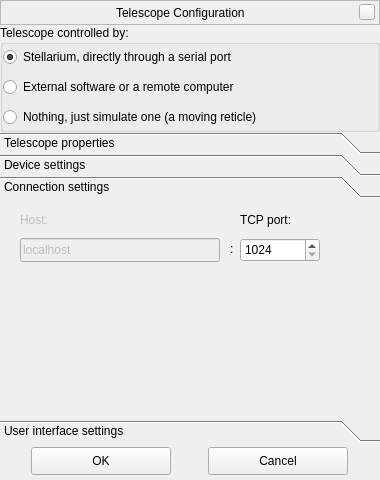
Qt form plugins/TelescopeControl/src/gui/telescopeConfigurationDialog.ui (519984307/stellarium_src) before a commit.
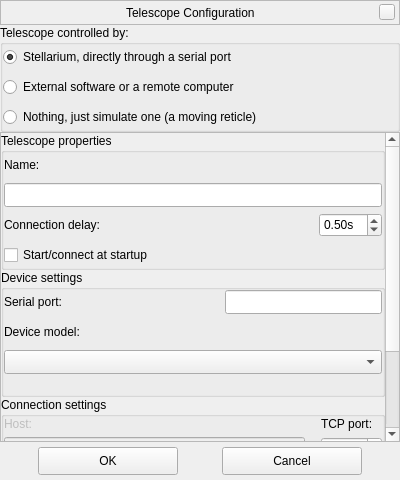
The same form after that commit. The open tabs and pages were chosen to show the change. Custom widgets are drawn as their Qt base class.

Commit message: TelescopeControl: removed custom stylesheet, tweaked GUI

Patch:
```diff
--- a/plugins/TelescopeControl/src/gui/telescopeConfigurationDialog.ui
+++ b/plugins/TelescopeControl/src/gui/telescopeConfigurationDialog.ui
@@ -9,7 +9,7 @@
    <rect>
     <x>0</x>
     <y>0</y>
-    <width>380</width>
+    <width>400</width>
     <height>480</height>
    </rect>
   </property>
@@ -21,7 +21,7 @@
   </property>
   <property name="minimumSize">
    <size>
-    <width>380</width>
+    <width>400</width>
     <height>480</height>
    </size>
   </property>
@@ -220,34 +220,33 @@
     </widget>
    </item>
    <item>
-    <widget class="QToolBox" name="toolBoxSettings">
-     <property name="sizePolicy">
-      <sizepolicy hsizetype="Expanding" vsizetype="Expanding">
-       <horstretch>0</horstretch>
-       <verstretch>0</verstretch>
-      </sizepolicy>
+    <widget class="QScrollArea" name="scrollArea">
+     <property name="widgetResizable">
+      <bool>true</bool>
      </property>
-     <property name="currentIndex">
+     <widget class="QWidget" name="scrollAreaWidgetContents">
+      <property name="geometry">
+       <rect>
+        <x>0</x>
+        <y>-112</y>
+        <width>382</width>
+        <height>425</height>
+       </rect>
+      </property>
+      <layout class="QVBoxLayout" name="verticalLayoutScrollArea">
+       <property name="spacing">
       <number>0</number>
      </property>
-     <property name="tabSpacing">
+       <property name="margin">
       <number>0</number>
      </property>
-     <widget class="QWidget" name="pageTelescopeProperties">
-      <attribute name="label">
+       <item>
+        <widget class="QGroupBox" name="groupBoxTelescopeProperties">
+         <property name="title">
        <string>Telescope properties</string>
-      </attribute>
-      <layout class="QVBoxLayout" name="verticalLayout_4">
-       <property name="leftMargin">
-        <number>10</number>
-       </property>
-       <property name="topMargin">
-        <number>0</number>
-       </property>
-       <property name="rightMargin">
-        <number>10</number>
-       </property>
-       <property name="bottomMargin">
+         </property>
+         <layout class="QVBoxLayout" name="verticalLayoutTelescope">
+          <property name="margin">
         <number>0</number>
        </property>
        <item>
@@ -365,57 +364,20 @@
          </property>
         </widget>
        </item>
-       <item>
-        <spacer name="verticalSpacer">
-         <property name="orientation">
-          <enum>Qt::Vertical</enum>
-         </property>
-         <property name="sizeHint" stdset="0">
-          <size>
-           <width>20</width>
-           <height>40</height>
-          </size>
-         </property>
-        </spacer>
-       </item>
-      </layout>
-     </widget>
-     <widget class="QWidget" name="pageDeviceSettings">
-      <property name="geometry">
-       <rect>
-        <x>0</x>
-        <y>0</y>
-        <width>380</width>
-        <height>215</height>
-       </rect>
-      </property>
-      <property name="sizePolicy">
-       <sizepolicy hsizetype="Expanding" vsizetype="Minimum">
-        <horstretch>0</horstretch>
-        <verstretch>0</verstretch>
-       </sizepolicy>
-      </property>
-      <attribute name="label">
+         </layout>
+        </widget>
+       </item>
+       <item>
+        <widget class="QGroupBox" name="groupBoxDeviceSettings">
+         <property name="title">
        <string>Device settings</string>
-      </attribute>
-      <layout class="QVBoxLayout" name="verticalLayout_3">
-       <property name="spacing">
-        <number>6</number>
-       </property>
-       <property name="leftMargin">
-        <number>10</number>
-       </property>
-       <property name="topMargin">
-        <number>6</number>
-       </property>
-       <property name="rightMargin">
-        <number>10</number>
-       </property>
-       <property name="bottomMargin">
+         </property>
+         <layout class="QVBoxLayout" name="verticalLayoutDevice">
+          <property name="margin">
         <number>0</number>
        </property>
        <item>
-        <layout class="QHBoxLayout" name="horizontalLayout_3">
+           <layout class="QHBoxLayout" name="horizontalLayoutSerialPort">
          <item>
           <widget class="QLabel" name="labelSerialPort">
            <property name="sizePolicy">
@@ -531,68 +493,31 @@
        </item>
       </layout>
      </widget>
-     <widget class="QWidget" name="pageConnectionSettings">
-      <property name="geometry">
-       <rect>
-        <x>0</x>
-        <y>0</y>
-        <width>380</width>
-        <height>215</height>
-       </rect>
-      </property>
-      <property name="sizePolicy">
-       <sizepolicy hsizetype="Expanding" vsizetype="Minimum">
-        <horstretch>0</horstretch>
-        <verstretch>0</verstretch>
-       </sizepolicy>
-      </property>
-      <attribute name="label">
+       </item>
+       <item>
+        <widget class="QGroupBox" name="groupBoxConnectionSettings">
+         <property name="title">
        <string>Connection settings</string>
-      </attribute>
-      <widget class="QLabel" name="labelTCPPort">
-       <property name="enabled">
-        <bool>true</bool>
-       </property>
-       <property name="geometry">
-        <rect>
-         <x>240</x>
-         <y>10</y>
-         <width>80</width>
-         <height>24</height>
-        </rect>
-       </property>
-       <property name="text">
-        <string>TCP port:</string>
-       </property>
-      </widget>
+         </property>
+         <layout class="QGridLayout" name="gridLayout">
+          <property name="margin">
+           <number>0</number>
+          </property>
+          <item row="0" column="0">
       <widget class="QLabel" name="labelHost">
        <property name="enabled">
         <bool>false</bool>
        </property>
-       <property name="geometry">
-        <rect>
-         <x>20</x>
-         <y>10</y>
-         <width>210</width>
-         <height>24</height>
-        </rect>
-       </property>
        <property name="text">
         <string>Host:</string>
        </property>
       </widget>
+          </item>
+          <item row="1" column="0">
       <widget class="QLineEdit" name="lineEditHostName">
        <property name="enabled">
         <bool>false</bool>
        </property>
-       <property name="geometry">
-        <rect>
-         <x>20</x>
-         <y>40</y>
-         <width>200</width>
-         <height>24</height>
-        </rect>
-       </property>
        <property name="toolTip">
         <string>Host name or IPv4 address of the machine that hosts the telescope server</string>
        </property>
@@ -603,28 +528,16 @@
         <number>255</number>
        </property>
       </widget>
+          </item>
+          <item row="1" column="1">
       <widget class="QLabel" name="labelColon">
-       <property name="geometry">
-        <rect>
-         <x>230</x>
-         <y>40</y>
-         <width>16</width>
-         <height>21</height>
-        </rect>
-       </property>
        <property name="text">
         <string notr="true">:</string>
        </property>
       </widget>
+          </item>
+          <item row="1" column="2">
       <widget class="QSpinBox" name="spinBoxTCPPort">
-       <property name="geometry">
-        <rect>
-         <x>240</x>
-         <y>40</y>
-         <width>80</width>
-         <height>24</height>
-        </rect>
-       </property>
        <property name="sizePolicy">
         <sizepolicy hsizetype="Preferred" vsizetype="Fixed">
          <horstretch>0</horstretch>
@@ -638,60 +551,30 @@
         <number>65535</number>
        </property>
       </widget>
-     </widget>
-     <widget class="QWidget" name="pageInterfaceSettings">
-      <property name="geometry">
-       <rect>
-        <x>0</x>
-        <y>0</y>
-        <width>380</width>
-        <height>215</height>
-       </rect>
-      </property>
-      <property name="sizePolicy">
-       <sizepolicy hsizetype="Expanding" vsizetype="Minimum">
-        <horstretch>0</horstretch>
-        <verstretch>0</verstretch>
-       </sizepolicy>
-      </property>
-      <attribute name="label">
+          </item>
+          <item row="0" column="2">
+           <widget class="QLabel" name="labelTCPPort">
+            <property name="enabled">
+             <bool>true</bool>
+            </property>
+            <property name="text">
+             <string>TCP port:</string>
+            </property>
+           </widget>
+          </item>
+         </layout>
+        </widget>
+       </item>
+       <item>
+        <widget class="QGroupBox" name="groupBoxUserInterface">
+         <property name="title">
        <string>User interface settings</string>
-      </attribute>
-      <widget class="QLineEdit" name="lineEditCircleList">
-       <property name="enabled">
-        <bool>false</bool>
-       </property>
-       <property name="geometry">
-        <rect>
-         <x>20</x>
-         <y>70</y>
-         <width>300</width>
-         <height>24</height>
-        </rect>
-       </property>
-       <property name="toolTip">
-        <string>Up to ten decimal values in degrees of arc, separated with commas</string>
-       </property>
-       <property name="text">
-        <string/>
-       </property>
-      </widget>
-      <widget class="QLabel" name="labelCircles">
-       <property name="enabled">
-        <bool>false</bool>
-       </property>
-       <property name="geometry">
-        <rect>
-         <x>20</x>
-         <y>40</y>
-         <width>300</width>
-         <height>24</height>
-        </rect>
-       </property>
-       <property name="text">
-        <string>Circle size(s):</string>
-       </property>
-      </widget>
+         </property>
+         <layout class="QVBoxLayout" name="verticalLayoutUserInterface">
+          <property name="margin">
+           <number>0</number>
+          </property>
+          <item>
       <widget class="QCheckBox" name="checkBoxCircles">
        <property name="geometry">
         <rect>
@@ -708,6 +591,34 @@
         <string>Use field of view indicators</string>
        </property>
       </widget>
+          </item>
+          <item>
+           <widget class="QLabel" name="labelCircles">
+            <property name="enabled">
+             <bool>false</bool>
+            </property>
+            <property name="text">
+             <string>Circle size(s):</string>
+            </property>
+           </widget>
+          </item>
+          <item>
+           <widget class="QLineEdit" name="lineEditCircleList">
+            <property name="enabled">
+             <bool>false</bool>
+            </property>
+            <property name="toolTip">
+             <string>Up to ten decimal values in degrees of arc, separated with commas</string>
+            </property>
+            <property name="text">
+             <string/>
+            </property>
+           </widget>
+          </item>
+         </layout>
+        </widget>
+       </item>
+      </layout>
      </widget>
     </widget>
    </item>
```
Left out of the diff: 9 changed lines with no effect on the pictures. Lines whose indentation alone changed are shown as unchanged. The commit also changes 11 other files.
